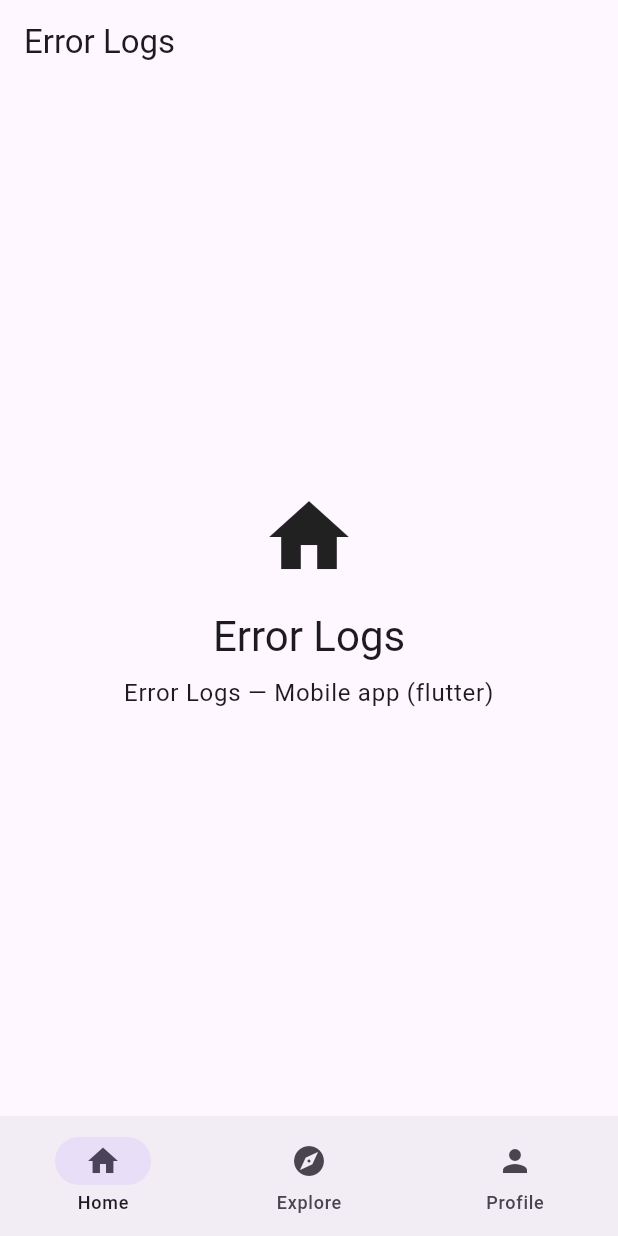
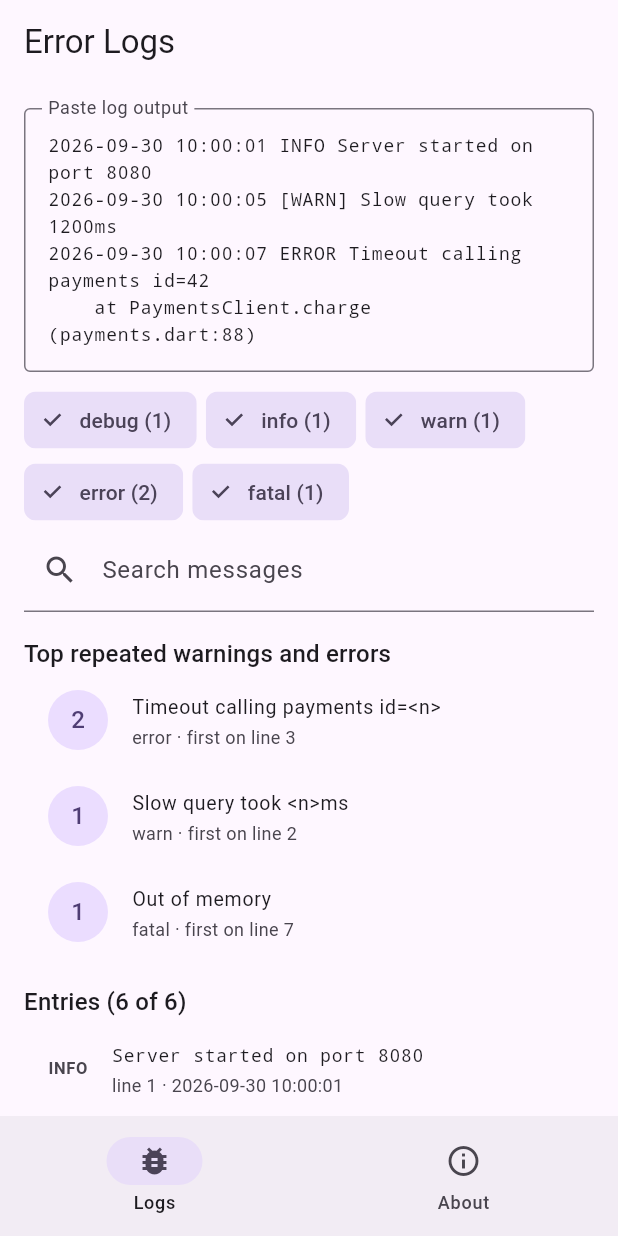
Before and after one commit to bookchaowalit-mobile/devtools-error-logs-mobile, a Flutter app: the screen it shows after launch, on a phone screen of 412 x 824 dp. Run offline on Flutter 3.47's test engine with Material 3 defaults, Android fonts, the phone set to English and light mode, and no system bars.

Commit message:
feat: implement log parser with level filter and repeated-error grouping
- Replace the Expo/npm workflow (every step ended in || true) with
  Flutter CI: dart format check, flutter analyze, flutter test.
- Add pure-Dart logic in lib/logic/ with unit tests plus widget tests.
- Replace placeholder Explore/Profile tabs with an About screen.
- Drop unused go_router/flutter_riverpod; regenerate a real pubspec.lock.
- Add docs/UPGRADE-PLAN.md and align README with the code.

Co-Authored-By: Claude Opus 5.5 <noreply@anthropic.com>
Claude-Session: https://claude.ai/code/session_01CtBSFr6s9abQ3XVZsU8QQK

```diff
--- a/analysis_options.yaml
+++ b/analysis_options.yaml
@@ -1 +1,5 @@
+analyzer:
+  exclude:
+    - build/**
+    - android/**
 include: package:flutter_lints/flutter.yaml
--- /dev/null
+++ b/lib/logic/log_parser.dart
@@ -0,0 +1,171 @@
+/// Parses pasted log output into entries, filters them and groups repeats.
+library;
+
+enum LogLevel { trace, debug, info, warn, error, fatal, unknown }
+
+class LogEntry {
+  const LogEntry({
+    required this.lineNumber,
+    required this.level,
+    required this.message,
+    this.timestamp,
+  });
+
+  final int lineNumber;
+  final LogLevel level;
+  final String message;
+  final String? timestamp;
+}
+
+const _levelAliases = {
+  'TRACE': LogLevel.trace,
+  'DEBUG': LogLevel.debug,
+  'DBG': LogLevel.debug,
+  'INFO': LogLevel.info,
+  'INF': LogLevel.info,
+  'NOTICE': LogLevel.info,
+  'WARN': LogLevel.warn,
+  'WARNING': LogLevel.warn,
+  'WRN': LogLevel.warn,
+  'ERROR': LogLevel.error,
+  'ERR': LogLevel.error,
+  'SEVERE': LogLevel.error,
+  'FATAL': LogLevel.fatal,
+  'CRITICAL': LogLevel.fatal,
+  'CRIT': LogLevel.fatal,
+  'PANIC': LogLevel.fatal,
+};
+
+// Optional ISO-ish or HH:MM:SS timestamp, then an optional [LEVEL] / LEVEL: /
+// LEVEL token, then the message.
+final _linePattern = RegExp(
+  r'^\s*'
+  r'(?<ts>\d{4}-\d{2}-\d{2}[T ]\d{2}:\d{2}:\d{2}(?:[.,]\d+)?(?:Z|[+-]\d{2}:?\d{2})?|\d{2}:\d{2}:\d{2}(?:[.,]\d+)?)?'
+  r'\s*'
+  r'(?:\[(?<lvl1>[A-Za-z]+)\]|(?<lvl2>[A-Za-z]+)(?=[:\s]|$))?'
+  r'\s*:?\s*'
+  r'(?<msg>.*)$',
+);
+
+LogEntry parseLine(String line, int lineNumber) {
+  final m = _linePattern.firstMatch(line)!;
+  final ts = m.namedGroup('ts');
+  final token = (m.namedGroup('lvl1') ?? m.namedGroup('lvl2'))?.toUpperCase();
+  final level = token == null ? null : _levelAliases[token];
+  if (level == null) {
+    // The first word was not a level; keep it as part of the message.
+    final rest =
+        ts == null ? line.trim() : line.trim().substring(ts.length).trim();
+    return LogEntry(
+      lineNumber: lineNumber,
+      level: LogLevel.unknown,
+      message: rest,
+      timestamp: ts,
+    );
+  }
+  return LogEntry(
+    lineNumber: lineNumber,
+    level: level,
+    message: m.namedGroup('msg')!.trim(),
+    timestamp: ts,
+  );
+}
+
+/// Parses every non-blank line. Indented continuation lines (stack traces)
+/// are attached to the previous entry's message.
+List<LogEntry> parseLog(String text) {
+  final entries = <LogEntry>[];
+  final lines = text.replaceAll('\r\n', '\n').split('\n');
+  for (var i = 0; i < lines.length; i++) {
+    final line = lines[i];
+    if (line.trim().isEmpty) continue;
+    final isContinuation = entries.isNotEmpty &&
+        (line.startsWith(RegExp(r'\s+at ')) ||
+            line.startsWith(RegExp(r'\s+#\d')));
+    if (isContinuation) {
+      final prev = entries.removeLast();
+      entries.add(
+        LogEntry(
+          lineNumber: prev.lineNumber,
+          level: prev.level,
+          message: '${prev.message}\n${line.trim()}',
+          timestamp: prev.timestamp,
+        ),
+      );
+      continue;
+    }
+    entries.add(parseLine(line, i + 1));
+  }
+  return entries;
+}
+
+List<LogEntry> filterEntries(
+  List<LogEntry> entries, {
+  Set<LogLevel>? levels,
+  String query = '',
+}) {
+  final q = query.trim().toLowerCase();
+  return entries
+      .where((e) => levels == null || levels.contains(e.level))
+      .where((e) => q.isEmpty || e.message.toLowerCase().contains(q))
+      .toList();
+}
+
+class MessageGroup {
+  const MessageGroup(this.signature, this.level, this.count, this.firstLine);
+
+  final String signature;
+  final LogLevel level;
+  final int count;
+  final int firstLine;
+}
+
+/// Normalises volatile parts (numbers, hex ids, quoted values) so repeated
+/// errors with different ids group together.
+String signatureOf(String message) {
+  final firstLine = message.split('\n').first;
+  return firstLine
+      .replaceAll(RegExp(r'0x[0-9a-fA-F]+'), '<hex>')
+      .replaceAll(
+        RegExp(
+            r'\b[0-9a-fA-F]{8}-[0-9a-fA-F]{4}-[0-9a-fA-F]{4}-[0-9a-fA-F]{4}-[0-9a-fA-F]{12}\b'),
+        '<uuid>',
+      )
+      .replaceAll(RegExp(r'''(["'])[^"']*\1'''), '<str>')
+      .replaceAll(RegExp(r'\d+'), '<n>')
+      .trim();
+}
+
+/// Groups entries at or above [minLevel] by signature, most frequent first.
+List<MessageGroup> groupRepeats(
+  List<LogEntry> entries, {
+  LogLevel minLevel = LogLevel.warn,
+}) {
+  final counts = <String, MessageGroup>{};
+  for (final e in entries) {
+    if (e.level == LogLevel.unknown || e.level.index < minLevel.index) continue;
+    final sig = signatureOf(e.message);
+    final key = '${e.level.name}|$sig';
+    final prev = counts[key];
+    counts[key] = MessageGroup(
+      sig,
+      e.level,
+      (prev?.count ?? 0) + 1,
+      prev?.firstLine ?? e.lineNumber,
+    );
+  }
+  final list = counts.values.toList()
+    ..sort((a, b) {
+      final c = b.count.compareTo(a.count);
+      return c != 0 ? c : a.firstLine.compareTo(b.firstLine);
+    });
+  return list;
+}
+
+Map<LogLevel, int> countByLevel(List<LogEntry> entries) {
+  final out = <LogLevel, int>{};
+  for (final e in entries) {
+    out[e.level] = (out[e.level] ?? 0) + 1;
+  }
+  return out;
+}
--- a/lib/main.dart
+++ b/lib/main.dart
@@ -1,7 +1,7 @@
 import 'package:flutter/material.dart';
+
+import 'screens/about_screen.dart';
 import 'screens/home_screen.dart';
-import 'screens/explore_screen.dart';
-import 'screens/profile_screen.dart';
 
 void main() {
   runApp(const ErrorLogsApp());
@@ -14,6 +14,7 @@ class ErrorLogsApp extends StatelessWidget {
   Widget build(BuildContext context) {
     return MaterialApp(
       title: 'Error Logs',
+      debugShowCheckedModeBanner: false,
       theme: ThemeData(
         colorSchemeSeed: Colors.deepPurple,
         useMaterial3: true,
@@ -31,25 +32,27 @@ class ErrorLogsApp extends StatelessWidget {
 
 class MainShell extends StatefulWidget {
   const MainShell({super.key});
+
   @override
   State<MainShell> createState() => _MainShellState();
 }
 
 class _MainShellState extends State<MainShell> {
   int _index = 0;
-  final _pages = const [HomeScreen(), ExploreScreen(), ProfileScreen()];
 
   @override
   Widget build(BuildContext context) {
     return Scaffold(
-      body: _pages[_index],
+      body: IndexedStack(
+        index: _index,
+        children: const [HomeScreen(), AboutScreen()],
+      ),
       bottomNavigationBar: NavigationBar(
         selectedIndex: _index,
         onDestinationSelected: (i) => setState(() => _index = i),
         destinations: const [
-          NavigationDestination(icon: Icon(Icons.home), label: 'Home'),
-          NavigationDestination(icon: Icon(Icons.explore), label: 'Explore'),
-          NavigationDestination(icon: Icon(Icons.person), label: 'Profile'),
+          NavigationDestination(icon: Icon(Icons.bug_report), label: 'Logs'),
+          NavigationDestination(icon: Icon(Icons.info_outline), label: 'About'),
         ],
       ),
     );
--- a/lib/screens/explore_screen.dart
+++ /dev/null
@@ -1,13 +0,0 @@
-import 'package:flutter/material.dart';
-
-class ExploreScreen extends StatelessWidget {
-  const ExploreScreen({super.key});
-
-  @override
-  Widget build(BuildContext context) {
-    return Scaffold(
-      appBar: AppBar(title: const Text('Explore')),
-      body: const Center(child: Text('Explore Error Logs features')),
-    );
-  }
-}
--- a/lib/screens/home_screen.dart
+++ b/lib/screens/home_screen.dart
@@ -1,25 +1,124 @@
 import 'package:flutter/material.dart';
 
-class HomeScreen extends StatelessWidget {
+import '../logic/log_parser.dart';
+
+const _sample = '''2026-09-30 10:00:01 INFO Server started on port 8080
+2026-09-30 10:00:05 [WARN] Slow query took 1200ms
+2026-09-30 10:00:07 ERROR Timeout calling payments id=42
+    at PaymentsClient.charge (payments.dart:88)
+2026-09-30 10:00:09 ERROR Timeout calling payments id=43
+2026-09-30 10:00:10 DEBUG cache hit user=7
+2026-09-30 10:00:12 FATAL Out of memory''';
+
+class HomeScreen extends StatefulWidget {
   const HomeScreen({super.key});
 
   @override
+  State<HomeScreen> createState() => _HomeScreenState();
+}
+
+class _HomeScreenState extends State<HomeScreen> {
+  final _input = TextEditingController(text: _sample);
+  final _query = TextEditingController();
+  final Set<LogLevel> _levels = {...LogLevel.values};
+
+  @override
+  void dispose() {
+    _input.dispose();
+    _query.dispose();
+    super.dispose();
+  }
+
+  Color? _colorFor(LogLevel level, ColorScheme c) => switch (level) {
+        LogLevel.error || LogLevel.fatal => c.error,
+        LogLevel.warn => c.tertiary,
+        _ => null,
+      };
+
+  @override
   Widget build(BuildContext context) {
+    final colors = Theme.of(context).colorScheme;
+    final textTheme = Theme.of(context).textTheme;
+    final entries = parseLog(_input.text);
+    final counts = countByLevel(entries);
+    final visible = filterEntries(entries, levels: _levels, query: _query.text);
+    final groups = groupRepeats(entries);
     return Scaffold(
       appBar: AppBar(title: const Text('Error Logs')),
-      body: Center(
-        child: Column(
-          mainAxisAlignment: MainAxisAlignment.center,
-          children: [
-            const Icon(Icons.home, size: 64),
-            const SizedBox(height: 16),
-            Text('Error Logs', style: Theme.of(context).textTheme.headlineMedium),
-            const SizedBox(height: 8),
-            Text('Error Logs — Mobile app (flutter)',
-                style: Theme.of(context).textTheme.bodyLarge,
-                textAlign: TextAlign.center),
-          ],
-        ),
+      body: ListView(
+        padding: const EdgeInsets.all(16),
+        children: [
+          TextField(
+            key: const Key('log-input'),
+            controller: _input,
+            minLines: 4,
+            maxLines: 8,
+            style: const TextStyle(fontFamily: 'monospace', fontSize: 12),
+            decoration: const InputDecoration(
+              labelText: 'Paste log output',
+              border: OutlineInputBorder(),
+            ),
+            onChanged: (_) => setState(() {}),
+          ),
+          const SizedBox(height: 8),
+          Wrap(
+            spacing: 6,
+            children: [
+              for (final l in LogLevel.values)
+                if ((counts[l] ?? 0) > 0)
+                  FilterChip(
+                    label: Text('${l.name} (${counts[l]})'),
+                    selected: _levels.contains(l),
+                    onSelected: (on) => setState(
+                      () => on ? _levels.add(l) : _levels.remove(l),
+                    ),
+                  ),
+            ],
+          ),
+          TextField(
+            key: const Key('query-input'),
+            controller: _query,
+            decoration: const InputDecoration(
+              prefixIcon: Icon(Icons.search),
+              labelText: 'Search messages',
+            ),
+            onChanged: (_) => setState(() {}),
+          ),
+          const SizedBox(height: 16),
+          Text('Top repeated warnings and errors',
+              style: textTheme.titleMedium),
+          if (groups.isEmpty) const Text('None found.'),
+          for (final g in groups.take(5))
+            ListTile(
+              dense: true,
+              leading: CircleAvatar(child: Text('${g.count}')),
+              title: Text(g.signature),
+              subtitle: Text('${g.level.name} · first on line ${g.firstLine}'),
+            ),
+          const SizedBox(height: 16),
+          Text(
+            'Entries (${visible.length} of ${entries.length})',
+            key: const Key('entry-count'),
+            style: textTheme.titleMedium,
+          ),
+          for (final e in visible)
+            ListTile(
+              dense: true,
+              leading: Text(
+                e.level.name.toUpperCase(),
+                style: TextStyle(
+                  color: _colorFor(e.level, colors),
+                  fontWeight: FontWeight.bold,
+                ),
+              ),
+              title: Text(
+                e.message,
+                style: const TextStyle(fontFamily: 'monospace', fontSize: 12),
+              ),
+              subtitle: Text('line ${e.lineNumber}'
+                  '${e.timestamp == null ? '' : ' · ${e.timestamp}'}'),
+            ),
+        ],
       ),
     );
   }
--- a/pubspec.yaml
+++ b/pubspec.yaml
@@ -1,5 +1,5 @@
 name: error_logs
-description: "Error Logs — Mobile app (flutter)"
+description: "Paste log output, filter it by level and see which errors repeat most."
 publish_to: "none"
 version: 1.0.0+1
 
@@ -10,8 +10,6 @@ dependencies:
   flutter:
     sdk: flutter
   cupertino_icons: ^1.0.8
-  go_router: ^14.2.0
-  flutter_riverpod: ^2.5.1
 
 dev_dependencies:
   flutter_test:
```
Also changed, not shown: lib/screens/about_screen.dart (added, +61 -0 lines), lib/screens/profile_screen.dart (deleted, +0 -24 lines), pubspec.lock, 5 other files.
